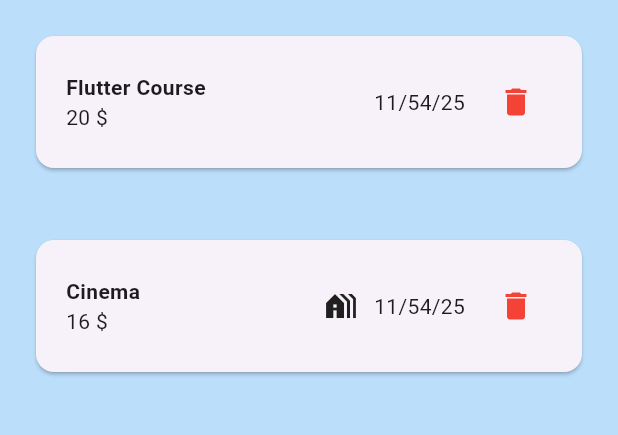
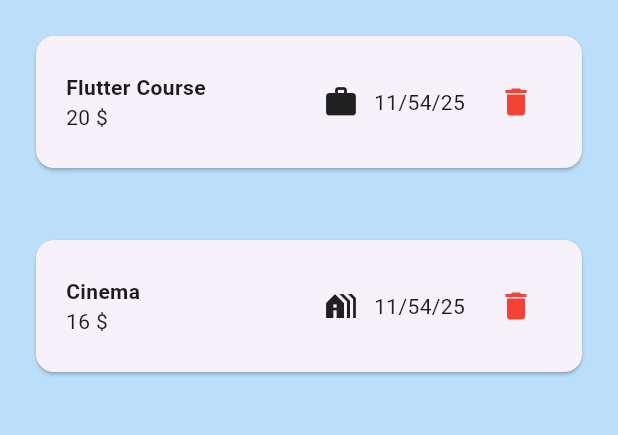
Before and after one commit to taingchhay/expand_practice, a Flutter app: the screen it shows after launch, on a phone screen of 412 x 824 dp, the part 84-519 px from its top. Run offline on Flutter 3.47's test engine with Material 3 defaults, Android fonts, the phone set to English and light mode, and no system bars.

Commit message:
new repo

```diff
--- a/lib/ui/expenses/expenses.dart
+++ b/lib/ui/expenses/expenses.dart
@@ -41,8 +41,8 @@ class ExpenseItem extends StatelessWidget {
         return Icons.travel_explore;
       case Category.leisure:
         return Icons.holiday_village;
-      // case Category.work:
-      //   return Icons.work;
+      case Category.work:
+        return Icons.work;
     }
   }
 
```
